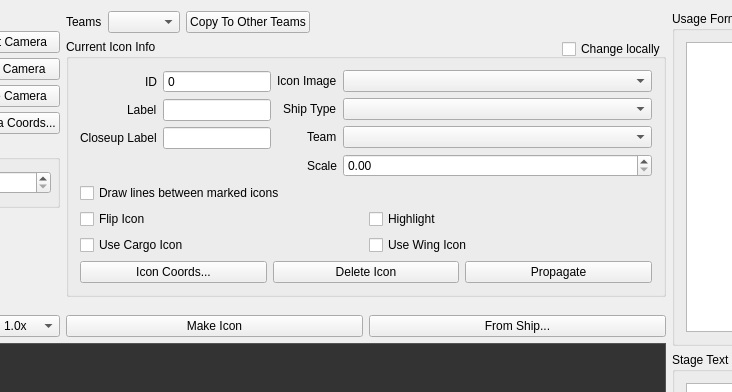
This is qtfred/ui/BriefingEditorDialog.ui in MjnMixael/fs2open.github.com as Qt 5 draws it before an edit; both pictures show x 233 to 965 and y 0 to 392 of the 1505 by 725 pixel window. The edited form follows.
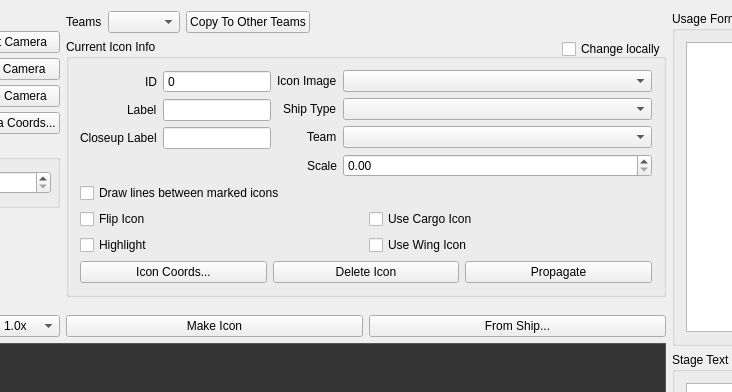
This is the edited form. Icons and pictures are not drawn. Custom widgets are drawn as their Qt base class.

```diff
--- a/qtfred/ui/BriefingEditorDialog.ui
+++ b/qtfred/ui/BriefingEditorDialog.ui
@@ -432,7 +432,7 @@
             </item>
             <item>
              <layout class="QGridLayout" name="iconCheckboxesLayout">
-              <item row="3" column="1">
+              <item row="4" column="0">
                <widget class="QCheckBox" name="highlightCheckBox">
                 <property name="text">
                  <string>Highlight</string>
@@ -463,7 +463,7 @@
                 </property>
                </widget>
               </item>
-              <item row="4" column="0">
+              <item row="3" column="1">
                <widget class="QCheckBox" name="useCargoIconCheckBox">
                 <property name="text">
                  <string>Use Cargo Icon</string>
```
Left out of the diff: 6 changed lines with no effect on the pictures.
